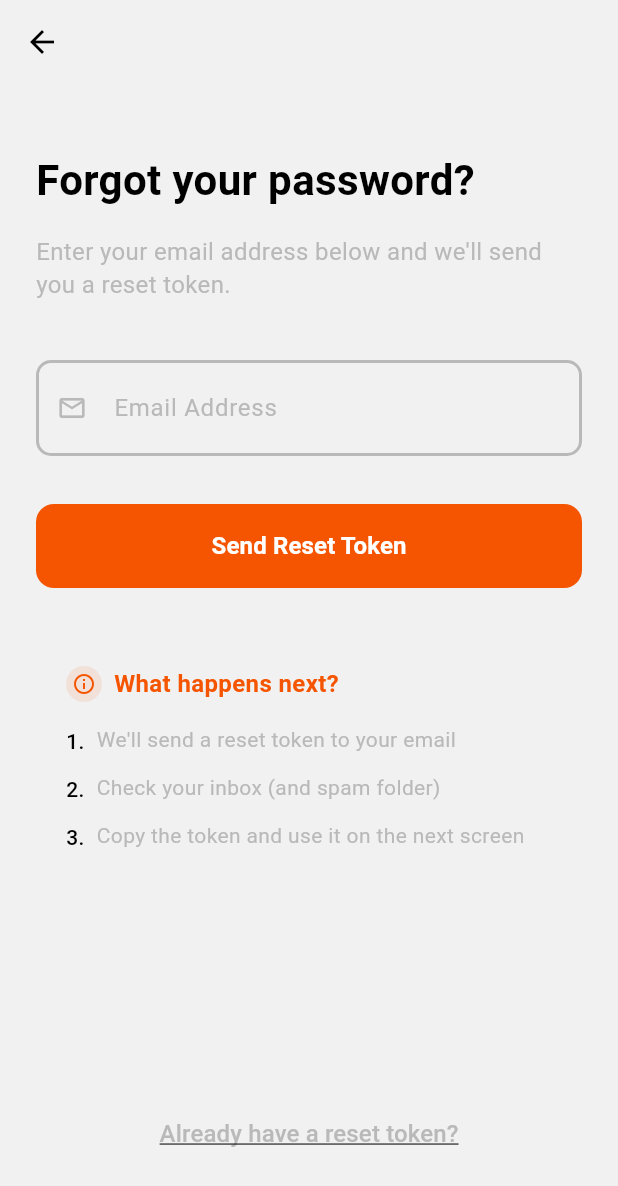
After one commit to Samuelputeho/vandacoo, a Flutter app: the screen it shows after launch, after a tap on "Forgot Password?", on a phone screen of 412 x 824 dp. The commit adds this screen. Shown: the top 1186 px of the screen. Run offline on Flutter 3.47's test engine with Material 3 defaults, Android fonts, the light colour scheme and no system bars; our stand-ins replace bloc, cached_network_image, chewie, equatable, flutter_bloc, flutter_local_notifications and 13 more; missing offline and left inert: video_thumbnail; accounts and stored records are empty.

Commit message:
Add 'Forgot Password?' link to login page
- Integrated a 'Forgot Password?' button on the login page, allowing users to navigate to the ForgotPasswordPage for password recovery.
- Improved user experience by providing a clear option for password reset directly from the login interface.

```diff
--- /dev/null
+++ b/lib/features/auth/presentation/pages/forgot_password_page.dart
@@ -0,0 +1,268 @@
+import 'package:flutter/material.dart';
+import '../../../../core/constants/colors.dart';
+
+class ForgotPasswordPage extends StatefulWidget {
+  const ForgotPasswordPage({Key? key}) : super(key: key);
+
+  @override
+  State<ForgotPasswordPage> createState() => _ForgotPasswordPageState();
+}
+
+class _ForgotPasswordPageState extends State<ForgotPasswordPage> {
+  final _emailController = TextEditingController();
+  final _formKey = GlobalKey<FormState>();
+
+  @override
+  void dispose() {
+    _emailController.dispose();
+    super.dispose();
+  }
+
+  @override
+  Widget build(BuildContext context) {
+    final theme = Theme.of(context);
+    final isDarkMode = theme.brightness == Brightness.dark;
+
+    return Scaffold(
+      backgroundColor: theme.scaffoldBackgroundColor,
+      appBar: AppBar(
+        backgroundColor: theme.scaffoldBackgroundColor,
+        elevation: 0,
+        leading: IconButton(
+          icon: Icon(
+            Icons.arrow_back,
+            color: isDarkMode ? Colors.white : AppColors.black,
+          ),
+          onPressed: () => Navigator.of(context).pop(),
+        ),
+      ),
+      body: SingleChildScrollView(
+        padding: const EdgeInsets.all(24.0),
+        child: ConstrainedBox(
+          constraints: BoxConstraints(
+            minHeight: MediaQuery.of(context).size.height -
+                MediaQuery.of(context).padding.top -
+                kToolbarHeight -
+                48, // Accounting for padding and app bar
+          ),
+          child: IntrinsicHeight(
+            child: Form(
+              key: _formKey,
+              child: Column(
+                crossAxisAlignment: CrossAxisAlignment.start,
+                children: [
+                  const SizedBox(height: 20),
+                  // Title
+                  Text(
+                    'Forgot your password?',
+                    style: TextStyle(
+                      fontSize: 28,
+                      fontWeight: FontWeight.bold,
+                      color: isDarkMode ? Colors.white : AppColors.black,
+                    ),
+                  ),
+                  const SizedBox(height: 16),
+                  // Subtitle
+                  Text(
+                    'Enter your email address below and we\'ll send you a reset token.',
+                    style: TextStyle(
+                      fontSize: 16,
+                      color:
+                          isDarkMode ? Colors.grey[400] : AppColors.greyColor,
+                      height: 1.4,
+                    ),
+                  ),
+                  const SizedBox(height: 40),
+                  // Email Input Field
+                  Container(
+                    decoration: BoxDecoration(
+                      color: isDarkMode
+                          ? Colors.grey[800]
+                          : AppColors.lightGreyColor,
+                      borderRadius: BorderRadius.circular(12),
+                    ),
+                    child: TextFormField(
+                      controller: _emailController,
+                      keyboardType: TextInputType.emailAddress,
+                      style: TextStyle(
+                        color: isDarkMode ? Colors.white : AppColors.black,
+                      ),
+                      decoration: InputDecoration(
+                        hintText: 'Email Address',
+                        hintStyle: TextStyle(
+                          color: isDarkMode
+                              ? Colors.grey[400]
+                              : AppColors.greyColor,
+                          fontSize: 16,
+                        ),
+                        prefixIcon: Icon(
+                          Icons.email_outlined,
+                          color: isDarkMode
+                              ? Colors.grey[400]
+                              : AppColors.greyColor,
+                          size: 20,
+                        ),
+                        border: InputBorder.none,
+                        contentPadding: const EdgeInsets.symmetric(
+                          horizontal: 16,
+                          vertical: 20,
+                        ),
+                      ),
+                      validator: (value) {
+                        if (value == null || value.isEmpty) {
+                          return 'Please enter your email';
+                        }
+                        if (!RegExp(r'^[\w-\.]+@([\w-]+\.)+[\w-]{2,4}$')
+                            .hasMatch(value)) {
+                          return 'Please enter a valid email';
+                        }
+                        return null;
+                      },
+                    ),
+                  ),
+                  const SizedBox(height: 32),
+                  // Send Reset Token Button
+                  SizedBox(
+                    width: double.infinity,
+                    height: 56,
+                    child: ElevatedButton(
+                      onPressed: () {
+                        if (_formKey.currentState!.validate()) {
+                          // Handle send reset token logic here
+                          ScaffoldMessenger.of(context).showSnackBar(
+                            const SnackBar(
+                              content: Text('Reset token sent to your email'),
+                              backgroundColor: AppColors.primaryColor,
+                            ),
+                          );
+                        }
+                      },
+                      style: ElevatedButton.styleFrom(
+                        backgroundColor: AppColors.primaryColor,
+                        shape: RoundedRectangleBorder(
+                          borderRadius: BorderRadius.circular(12),
+                        ),
+                        elevation: 0,
+                      ),
+                      child: const Text(
+                        'Send Reset Token',
+                        style: TextStyle(
+                          fontSize: 16,
+                          fontWeight: FontWeight.w600,
+                          color: Colors.white,
+                        ),
+                      ),
+                    ),
+                  ),
+                  const SizedBox(height: 32),
+                  // Info Container
+                  Container(
+                    width: double.infinity,
+                    padding: const EdgeInsets.all(20),
+                    decoration: BoxDecoration(
+                      color: isDarkMode
+                          ? Colors.grey[800]
+                          : AppColors.lightGreyColor,
+                      borderRadius: BorderRadius.circular(12),
+                    ),
+                    child: Column(
+                      crossAxisAlignment: CrossAxisAlignment.start,
+                      children: [
+                        Row(
+                          children: [
+                            Container(
+                              padding: const EdgeInsets.all(4),
+                              decoration: BoxDecoration(
+                                color: AppColors.primaryColor
+                                    .withValues(alpha: 0.1),
+                                borderRadius: BorderRadius.circular(20),
+                              ),
+                              child: const Icon(
+                                Icons.info_outline,
+                                color: AppColors.primaryColor,
+                                size: 16,
+                              ),
+                            ),
+                            const SizedBox(width: 8),
+                            const Text(
+                              'What happens next?',
+                              style: TextStyle(
+                                fontSize: 16,
+                                fontWeight: FontWeight.w600,
+                                color: AppColors.primaryColor,
+                              ),
+                            ),
+                          ],
+                        ),
+                        const SizedBox(height: 16),
+                        _buildStepItem(
+                            '1.',
+                            'We\'ll send a reset token to your email',
+                            isDarkMode),
+                        const SizedBox(height: 12),
+                        _buildStepItem('2.',
+                            'Check your inbox (and spam folder)', isDarkMode),
+                        const SizedBox(height: 12),
+                        _buildStepItem(
+                            '3.',
+                            'Copy the token and use it on the next screen',
+                            isDarkMode),
+                      ],
+                    ),
+                  ),
+                  const Spacer(),
+                  // Already have reset token
+                  Center(
+                    child: TextButton(
+                      onPressed: () {
+                        // Navigate to reset password with token page
+                      },
+                      child: Text(
+                        'Already have a reset token?',
+                        style: TextStyle(
+                          fontSize: 16,
+                          color: isDarkMode
+                              ? Colors.grey[400]
+                              : AppColors.greyColor,
+                          decoration: TextDecoration.underline,
+                        ),
+                      ),
+                    ),
+                  ),
+                  const SizedBox(height: 20),
+                ],
+              ),
+            ),
+          ),
+        ),
+      ),
+    );
+  }
+
+  Widget _buildStepItem(String number, String text, bool isDarkMode) {
+    return Row(
+      crossAxisAlignment: CrossAxisAlignment.start,
+      children: [
+        Text(
+          number,
+          style: TextStyle(
+            fontSize: 14,
+            fontWeight: FontWeight.w500,
+            color: isDarkMode ? Colors.white : AppColors.black,
+          ),
+        ),
+        const SizedBox(width: 8),
+        Expanded(
+          child: Text(
+            text,
+            style: TextStyle(
+              fontSize: 14,
+              color: isDarkMode ? Colors.grey[400] : AppColors.greyColor,
+              height: 1.3,
+            ),
+          ),
+        ),
+      ],
+    );
+  }
+}
--- a/lib/features/auth/presentation/pages/login_page.dart
+++ b/lib/features/auth/presentation/pages/login_page.dart
@@ -4,6 +4,7 @@ import 'package:vandacoo/core/common/widgets/loader.dart';
 import 'package:vandacoo/core/utils/show_snackbar.dart';
 import 'package:vandacoo/features/auth/presentation/bloc/auth_bloc.dart';
 import 'package:vandacoo/features/auth/presentation/pages/register_page.dart';
+import 'package:vandacoo/features/auth/presentation/pages/forgot_password_page.dart';
 import 'package:vandacoo/features/auth/presentation/widgets/auth_field.dart';
 import 'package:vandacoo/core/common/pages/bottom_navigation_bar_screen.dart';
 
@@ -96,6 +97,27 @@ class _LoginScreenState extends State<LoginScreen> {
                         return null;
                       },
                     ),
+                    const SizedBox(height: 8),
+                    Align(
+                      alignment: Alignment.centerRight,
+                      child: TextButton(
+                        onPressed: () {
+                          // TODO: Navigate to reset password screen
+                          Navigator.push(
+                            context,
+                            MaterialPageRoute(
+                              builder: (context) => const ForgotPasswordPage(),
+                            ),
+                          );
+                        },
+                        child: const Text(
+                          'Forgot Password?',
+                          style: TextStyle(
+                            color: AppColors.primaryColor,
+                          ),
+                        ),
+                      ),
+                    ),
                     const SizedBox(height: 20),
                     ElevatedButton(
                       onPressed: () {
@@ -114,7 +136,8 @@ class _LoginScreenState extends State<LoginScreen> {
                         padding: const EdgeInsets.symmetric(
                             horizontal: 40, vertical: 15),
                       ),
-                      child: const Text('Login', style: TextStyle(color: Colors.white)),
+                      child: const Text('Login',
+                          style: TextStyle(color: Colors.white)),
                     ),
                     const SizedBox(height: 20),
                     Row(
```
Also changed, not shown: lib/features/explore_page/presentation/pages/story_view_screen.dart (+0 -142 lines), 1 other file.
